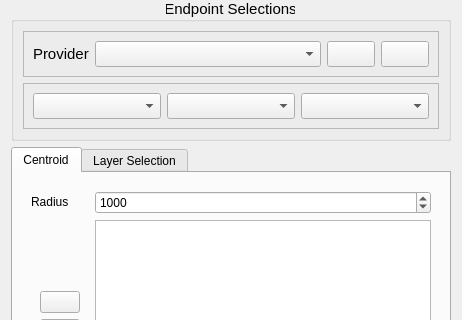
Before: the Qt Designer form OhsomeQgis/gui/OhsomeQgisDialogUI.ui in GIScience/ohsome-qgis-plugin, drawn with Qt 5; both pictures show x 0 to 462 and y 83 to 403 of the 462 by 1294 pixel window.
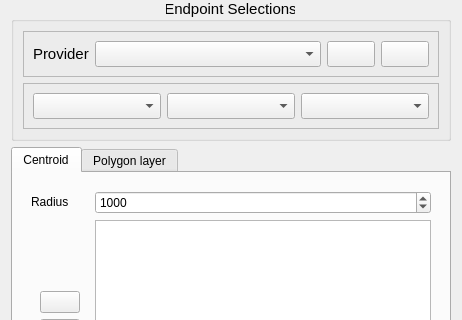
After: the same form once the commit is applied. The open tabs and pages were chosen to show the change. Icons and pictures are not drawn. Custom widgets are drawn as their Qt base class.

Commit message: deactivate apply button during requests to force one request at a time.

The edit to the form file:
```diff
--- a/OhsomeQgis/gui/OhsomeQgisDialogUI.ui
+++ b/OhsomeQgis/gui/OhsomeQgisDialogUI.ui
@@ -7,7 +7,7 @@
     <x>0</x>
     <y>0</y>
     <width>462</width>
-    <height>928</height>
+    <height>1202</height>
    </rect>
   </property>
   <property name="sizePolicy">
@@ -427,7 +427,7 @@
      </widget>
      <widget class="QWidget" name="layer_tab">
       <attribute name="title">
-       <string>Layer Selection</string>
+       <string>Polygon layer</string>
       </attribute>
       <layout class="QGridLayout" name="gridLayout_6">
        <item row="0" column="0">
```
Left out of the diff: 5 changed lines with no effect on the pictures. The commit also changes 4 other files.
